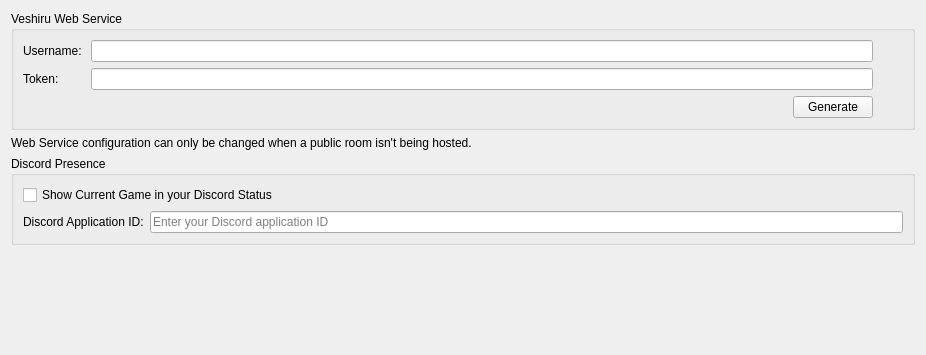
The window that src/veshiru/configuration/configure_web.ui (2archiver/Veshiru) describes before a commit, drawn with Qt 5; both pictures show x 0 to 926 and y 0 to 355 of the 926 by 561 pixel window.
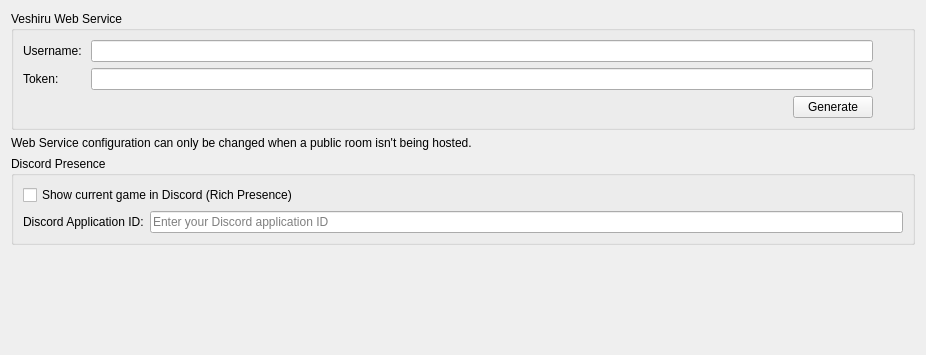
The same window after the commit.

Commit message: fix(discord): 3.4 label the opt-in toggle "Show current game in Discord (Rich Presence)"

```diff
--- a/src/veshiru/configuration/configure_web.ui
+++ b/src/veshiru/configuration/configure_web.ui
@@ -145,7 +145,7 @@
       <item>
        <widget class="QCheckBox" name="toggle_discordrpc">
         <property name="text">
-         <string>Show Current Game in your Discord Status</string>
+         <string>Show current game in Discord (Rich Presence)</string>
         </property>
        </widget>
       </item>
```
